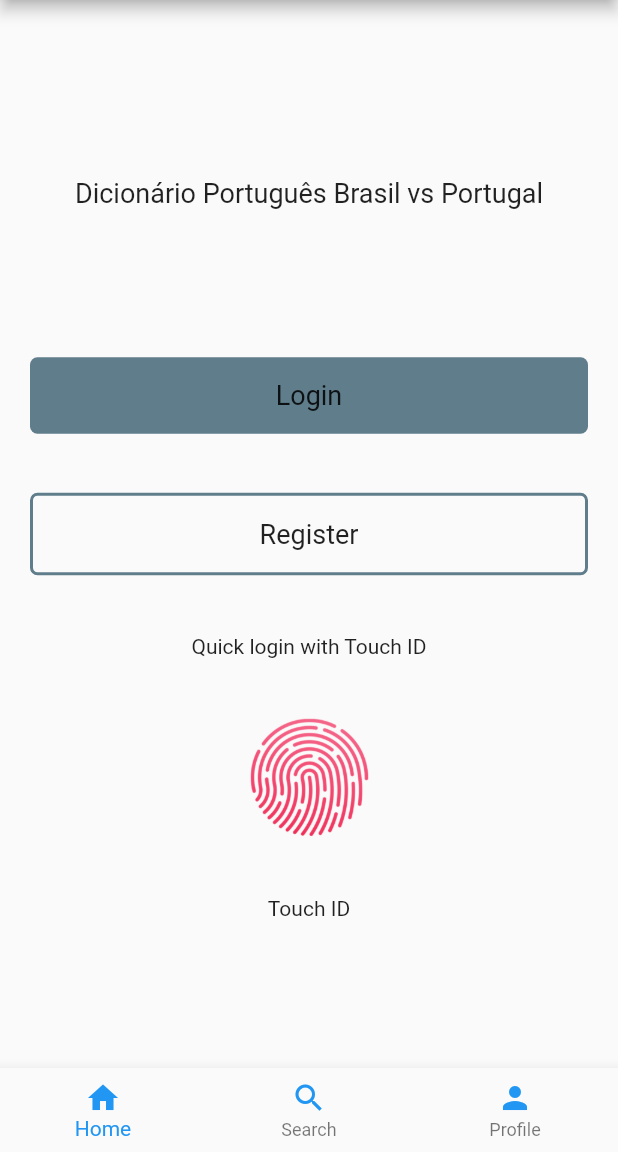
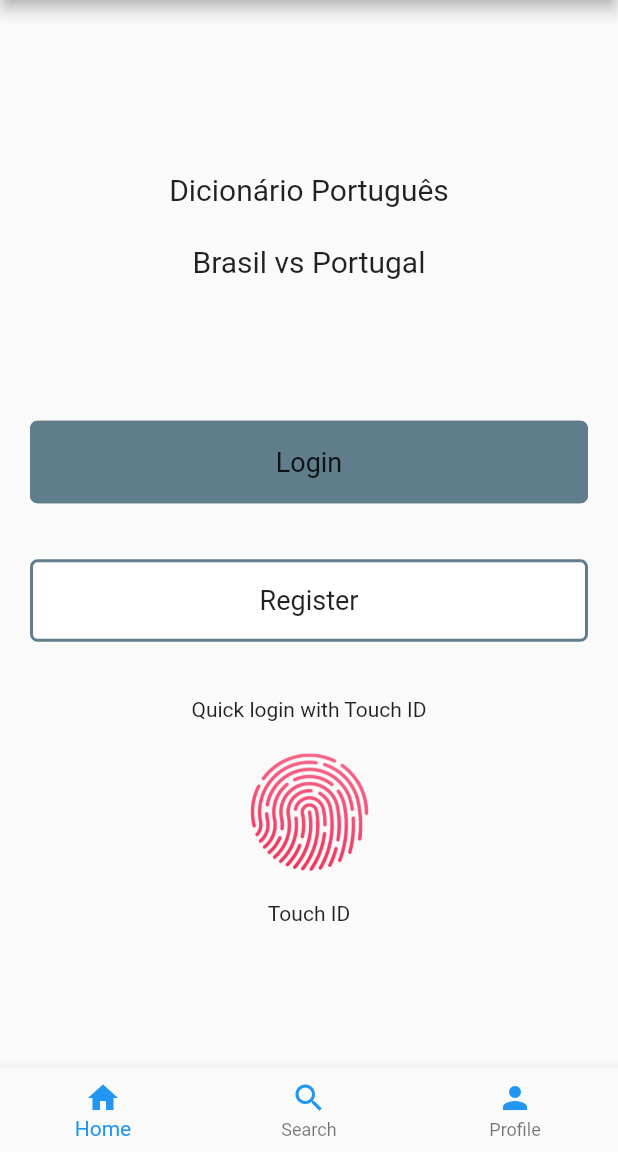
Before and after one commit to edsondiasalves/flutter-portuguese-dictionary, a Flutter app: the screen it shows after launch, item 3 of the bottom bar chosen, on a phone screen of 412 x 824 dp, the part 84-1236 px from its top. Run offline on Flutter 3.47's test engine with Material 2 defaults, Android fonts, the phone set to English and light mode, and no system bars; our stand-ins replace bloc, equatable, flutter_bloc.

Commit message:
Adding profile login and register page

```diff
--- a/lib/modules/profile/bloc/profile_event.dart
+++ b/lib/modules/profile/bloc/profile_event.dart
@@ -1,5 +1,10 @@
-abstract class ProfileEvent {
+import 'package:equatable/equatable.dart';
+
+abstract class ProfileEvent extends Equatable {
   const ProfileEvent();
+
+  @override
+  List<Object> get props => [];
 }
 
 class ProfileInitializeEvent extends ProfileEvent {}
--- a/lib/modules/profile/bloc/profile_state.dart
+++ b/lib/modules/profile/bloc/profile_state.dart
@@ -5,11 +5,6 @@ abstract class ProfileState extends Equatable {
 }
 
 class ProfileInitial extends ProfileState {
-  @override
-  List<Object> get props => [];
-}
-
-class ProfileLoadingState extends ProfileState {
   @override
   List<Object> get props => [];
 }
--- a/lib/modules/profile/profile.dart
+++ b/lib/modules/profile/profile.dart
@@ -1,3 +1,4 @@
 export 'widgets/profile.dart';
 export 'widgets/profile_login.dart';
+export 'widgets/profile_register.dart';
 export 'widgets/profile_welcome.dart';
--- a/lib/modules/profile/widgets/profile.dart
+++ b/lib/modules/profile/widgets/profile.dart
@@ -25,7 +25,9 @@ class Profile extends StatelessWidget {
                 return ProfileWelcome();
               } else if (state is ProfileLoginState) {
                 return ProfileLogin();
-              } else if (state is ProfileRegisterState) {}
+              } else if (state is ProfileRegisterState) {
+                return ProfileRegister();
+              }
               return SizedBox();
             },
           ),
--- a/lib/modules/profile/widgets/profile_welcome.dart
+++ b/lib/modules/profile/widgets/profile_welcome.dart
@@ -9,6 +9,8 @@ class ProfileWelcome extends StatelessWidget {
 
   @override
   Widget build(BuildContext context) {
+    final width = MediaQuery.of(context).size.width;
+
     return Center(
       child: Column(
         mainAxisAlignment: MainAxisAlignment.spaceEvenly,
@@ -16,52 +18,71 @@ class ProfileWelcome extends StatelessWidget {
           SizedBox(
             height: 40,
           ),
-          Text(
-            "Dicionário Português Brasil vs Portugal",
-            style: TextStyle(
-              fontSize: 18,
+          _buildTitle(),
+          SizedBox(
+            height: 20,
           ),
+          _buildLoginButton(context, width),
+          _buildRegisterButton(context, width),
+          _buildTouchId(),
+          SizedBox(
+            height: 20,
+          )
+        ],
+      ),
+    );
+  }
+
+  Widget _buildTouchId() {
+    return Column(
+      children: [
+        Text('Quick login with Touch ID'),
+        SizedBox(
+          height: 20,
+        ),
+        Image.asset(
+          "assets/images/touch_id.jpg",
+          width: 80,
         ),
         SizedBox(
           height: 20,
         ),
-          Padding(
+        Text('Touch ID'),
+      ],
+    );
+  }
+
+  Widget _buildRegisterButton(BuildContext context, double width) {
+    return Padding(
+      padding: const EdgeInsets.symmetric(horizontal: 20),
+      child: InkWell(
+        onTap: () {
+          BlocProvider.of<ProfileBloc>(context).add(ProfileRegisterEvent());
+        },
+        child: _buildButton(width, 'Register', Colors.white),
+      ),
+    );
+  }
+
+  Widget _buildLoginButton(BuildContext context, double width) {
+    return Padding(
       padding: const EdgeInsets.symmetric(horizontal: 20),
       child: InkWell(
         onTap: () {
           BlocProvider.of<ProfileBloc>(context).add(ProfileLoginEvent());
         },
-              child: Container(
-                width: MediaQuery.of(context).size.width,
+        child: _buildButton(width, 'Login', Colors.blueGrey),
+      ),
+    );
+  }
+
+  Widget _buildButton(double width, String text, Color color) {
+    return Container(
+      width: width,
       padding: EdgeInsets.all(15),
       alignment: Alignment.center,
       child: Text(
-                  'Login',
-                  style: TextStyle(
-                    fontSize: 18,
-                  ),
-                ),
-                decoration: BoxDecoration(
-                  boxShadow: [
-                    BoxShadow(
-                      color: Colors.blueGrey,
-                    )
-                  ],
-                  borderRadius: BorderRadius.all(
-                    Radius.circular(5),
-                  ),
-                ),
-              ),
-            ),
-          ),
-          Padding(
-            padding: const EdgeInsets.symmetric(horizontal: 20),
-            child: Container(
-              width: MediaQuery.of(context).size.width,
-              padding: EdgeInsets.all(15),
-              alignment: Alignment.center,
-              child: Text(
-                'Register',
+        text,
         style: TextStyle(
           fontSize: 18,
         ),
@@ -69,20 +90,34 @@ class ProfileWelcome extends StatelessWidget {
       decoration: BoxDecoration(
         borderRadius: BorderRadius.all(Radius.circular(5)),
         border: Border.all(color: Colors.blueGrey, width: 2),
-              ),
-            ),
-          ),
-          Text('Quick login with Touch ID'),
-          Image.asset(
-            "assets/images/touch_id.jpg",
-            width: 80,
-          ),
-          Text('Touch ID'),
-          SizedBox(
-            height: 20,
+        boxShadow: [
+          BoxShadow(
+            color: color,
           )
         ],
       ),
     );
   }
+
+  Widget _buildTitle() {
+    return Column(
+      children: [
+        Text(
+          "Dicionário Português",
+          style: TextStyle(
+            fontSize: 20,
+          ),
+        ),
+        SizedBox(
+          height: 25,
+        ),
+        Text(
+          "Brasil vs Portugal",
+          style: TextStyle(
+            fontSize: 20,
+          ),
+        ),
+      ],
+    );
   }
+}
```
Also changed, not shown: lib/modules/profile/widgets/profile_register.dart (renamed from lib/modules/profile/widgets/profile_login.dart, +28 -10 lines), 5 other files. Lines whose indentation alone changed are shown as unchanged.
